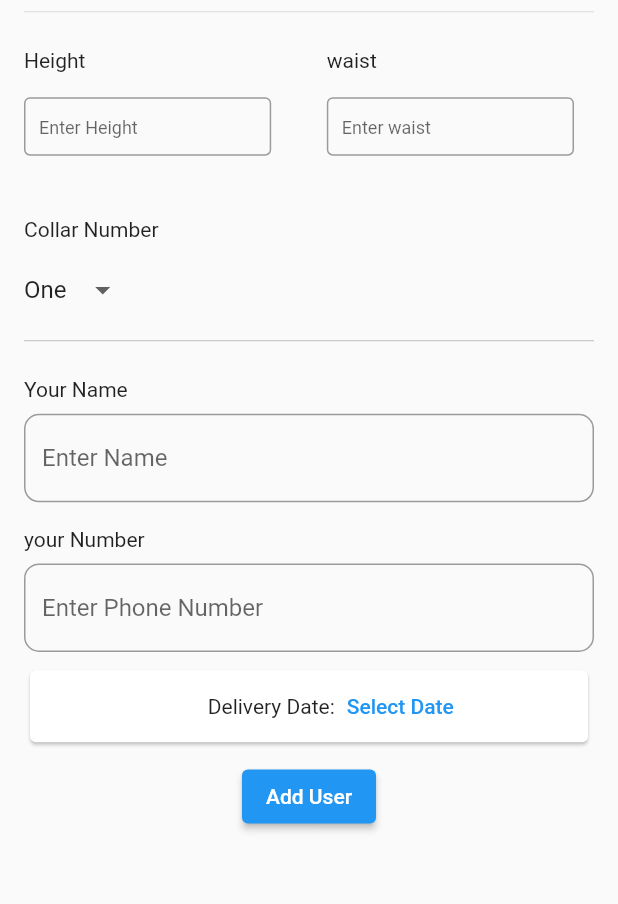
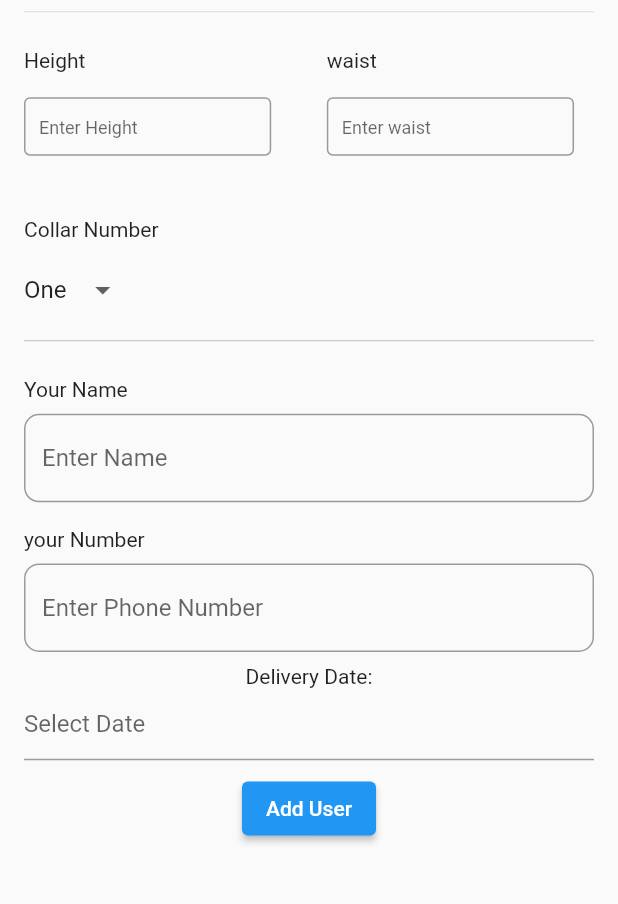
Before and after one commit to CodeWithSuleman/daniyal-designers-todo, a Flutter app: the screen it shows after launch, after a tap on the "add" icon, on a phone screen of 412 x 824 dp, the part 164-1068 px from its top. Run offline on Flutter 3.47's test engine with Material 2 defaults, Android fonts, the phone set to English and light mode, and no system bars; our stand-ins replace cloud_firestore, firebase_core; accounts and stored records are empty.

Commit message:
bug fixing

```diff
--- a/lib/main.dart
+++ b/lib/main.dart
@@ -1,5 +1,5 @@
-import 'package:daniyal_designers_todo/views/all_todo_screen.dart';
 import 'package:daniyal_designers_todo/firebase_options.dart';
+import 'package:daniyal_designers_todo/views/splash_screen.dart';
 import 'package:firebase_core/firebase_core.dart';
 import 'package:flutter/material.dart';
 
@@ -19,7 +19,7 @@ class MyApp extends StatelessWidget {
   Widget build(BuildContext context) {
     return const MaterialApp(
       debugShowCheckedModeBanner: false,
-      home: AllTodoScreen(),
+      home: SplashScreen(),
     );
   }
 }
--- a/lib/utils/validataion.dart
+++ b/lib/utils/validataion.dart
@@ -26,4 +26,10 @@ class Validator {
     }
     return null;
   }
+  static String? validateDate(String? value) {
+    if (value!.isEmpty) {
+      return 'Please enter Delivery Date';
+    }
+    return null;
+  }
 }
--- a/lib/views/add_todo_screen.dart
+++ b/lib/views/add_todo_screen.dart
@@ -23,6 +23,7 @@ class _AddTodoScreenState extends State<AddTodoScreen> {
   final TextEditingController waistController = TextEditingController();
   final TextEditingController nameController = TextEditingController();
   final TextEditingController phoneNumController = TextEditingController();
+  final TextEditingController dateController = TextEditingController();
   final DateTime date = DateTime.now();
   final GlobalKey<FormState> formKey = GlobalKey<FormState>();
   @override
@@ -172,14 +173,21 @@ class _AddTodoScreenState extends State<AddTodoScreen> {
                       ],
                     ),
                     SizedBox(height: deviceHeight * 0.01),
-                    Card(
-                      child: Row(
-                        mainAxisAlignment: MainAxisAlignment.center,
+                    Column(
                       children: [
                         SizedBox(width: deviceWidth * 0.09),
                         const Text("Delivery Date:"),
-                          TextButton(
-                            onPressed: () async {
+                        TextFormField(
+                          validator: Validator.validateDate,
+                          controller: dateController,
+                          readOnly: true,
+                          decoration: InputDecoration(
+                            hintText: selectedDate != null
+                                ? DateFormat('dd-MMMM-yyyy')
+                                    .format(selectedDate!)
+                                : 'Select Date',
+                          ),
+                          onTap: () async {
                             final DateTime? datePicked = await showDatePicker(
                                 context: context,
                                 initialDate: DateTime.now(),
@@ -190,14 +198,10 @@ class _AddTodoScreenState extends State<AddTodoScreen> {
                                 selectedDate = datePicked;
                               });
                             }
+                            dateController.text;
                           },
-                            child: Text(selectedDate != null
-                                ? DateFormat('dd-MMMM-yyyy')
-                                    .format(selectedDate!)
-                                : 'Select Date'),
                         ),
                       ],
-                      ),
                     ),
                   ],
                 ),
--- /dev/null
+++ b/lib/views/splash_screen.dart
@@ -0,0 +1,38 @@
+import 'dart:async';
+import 'package:daniyal_designers_todo/shared/text_styles.dart';
+import 'package:daniyal_designers_todo/views/all_todo_screen.dart';
+import 'package:flutter/material.dart';
+
+class SplashScreen extends StatefulWidget {
+  const SplashScreen({super.key});
+
+  @override
+  State<SplashScreen> createState() => _SplashScreenState();
+}
+
+class _SplashScreenState extends State<SplashScreen> {
+  void initState() {
+    super.initState();
+    Timer(
+      const Duration(seconds: 3),
+      () => Navigator.pushReplacement(
+        context,
+        MaterialPageRoute(
+          builder: (context) => const AllTodoScreen(),
+        ),
+      ),
+    );
+  }
+
+  @override
+  Widget build(BuildContext context) {
+    return Scaffold(
+      body: Center(
+        child: Text(
+          "WELCOME TO DANIYAL DESIGNES",
+          style: TextStyles.largeHeadingStyles,
+        ),
+      ),
+    );
+  }
+}
```
Also changed, not shown: lib/views/update_todo_screen.dart (+13 -10 lines). Lines whose indentation alone changed are shown as unchanged.
